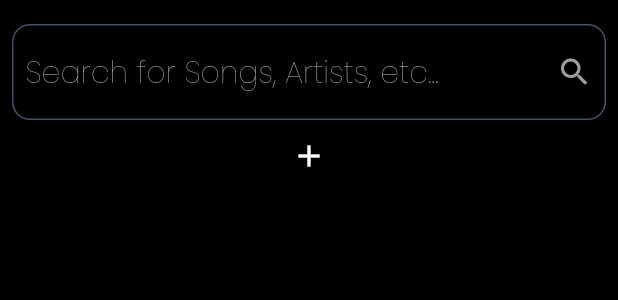
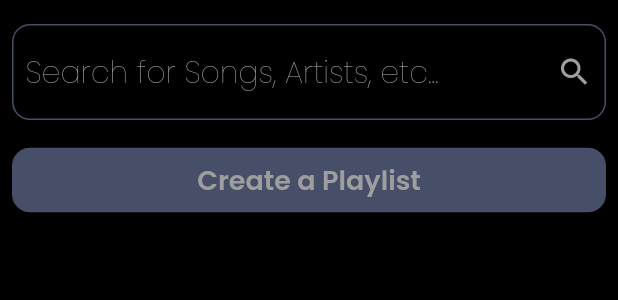
Before and after one commit to anuvab-b/my_collection, a Flutter app: the MusicScreen widget shown alone on an empty page, opened directly, on a phone screen of 412 x 824 dp. Shown: the top 300 px of the screen. Run offline on Flutter 3.47's test engine with Material 2 defaults, Android fonts, the phone set to English and light mode, and no system bars; our stand-ins replace cached_network_image, cloud_firestore, connectivity_plus, dartz, dio, firebase_auth and 6 more; accounts and stored records are empty; network calls fail.

Commit message:
Minor changes

```diff
--- a/lib/main.dart
+++ b/lib/main.dart
@@ -10,9 +10,11 @@ import 'package:my_collection/viewmodel/dark_theme_provider.dart';
 import 'package:my_collection/viewmodel/home_screen_provider.dart';
 import 'package:my_collection/viewmodel/login/login_provider.dart';
 import 'package:my_collection/viewmodel/movie_provider.dart';
+import 'package:my_collection/viewmodel/movie_watchlist_provider.dart';
 import 'package:my_collection/viewmodel/music_provider.dart';
 import 'package:my_collection/viewmodel/playlist_provider.dart';
 import 'package:my_collection/viewmodel/series_provider.dart';
+import 'package:my_collection/viewmodel/series_watchlist_provider.dart';
 import 'package:my_collection/viewmodel/signup/signup_provider.dart';
 import 'package:provider/provider.dart';
 
@@ -58,7 +60,9 @@ class _MyAppState extends State<MyApp> {
           ChangeNotifierProvider(create: (_) => MovieProvider()),
           ChangeNotifierProvider(create: (_) => BooksProvider()),
           ChangeNotifierProvider(create: (_) => SeriesProvider()),
-          ChangeNotifierProvider(create: (_) => HomeScreenProvider())
+          ChangeNotifierProvider(create: (_) => HomeScreenProvider()),
+          ChangeNotifierProvider(create: (_) => MovieWatchListProvider()),
+          ChangeNotifierProvider(create: (_) => SeriesWatchListProvider()),
         ],
         child: Consumer<DarkThemeProvider>(builder: (ctx, provider, child) {
             return MaterialApp(
--- a/lib/view/music/music_screen.dart
+++ b/lib/view/music/music_screen.dart
@@ -44,11 +44,29 @@ class MusicScreen extends StatelessWidget {
                 ),
               ),
             ),
-            IconButton(
-                onPressed: () {
+            const SizedBox(height: 16.0),
+            SizedBox(
+              width: MediaQuery.of(context).size.width,
+              child: TextButton(
+                onPressed: () async {
                   Navigator.pushNamed(context, RouteNames.createPlayListForm);
                 },
-                icon: const Icon(Icons.add)),
+                style: TextButton.styleFrom(
+                    shape: RoundedRectangleBorder(
+                        borderRadius: BorderRadius.circular(12)),
+                    backgroundColor: Theme.of(context).primaryColor,
+                    foregroundColor: Theme.of(context).primaryColorDark),
+                child: Text(
+                  "Create a Playlist",
+                  style: TextStyle(
+                      color: Theme.of(context).primaryColorLight,
+                      fontSize: 18,
+                      fontFamily: "Poppins",
+                      fontWeight: FontWeight.w600),
+                ),
+              ),
+            ),
+            const SizedBox(height: 16.0),
             Expanded(child: PlayListListView(onTap: (_) {
               provider.setSelectedPlayListIndex(_);
               Navigator.pushNamed(context, RouteNames.playListDetails);
```
Also changed, not shown: lib/viewmodel/music_provider.dart (+0 -8 lines), lib/viewmodel/reading_list_provider.dart (added, +80 -0 lines).
